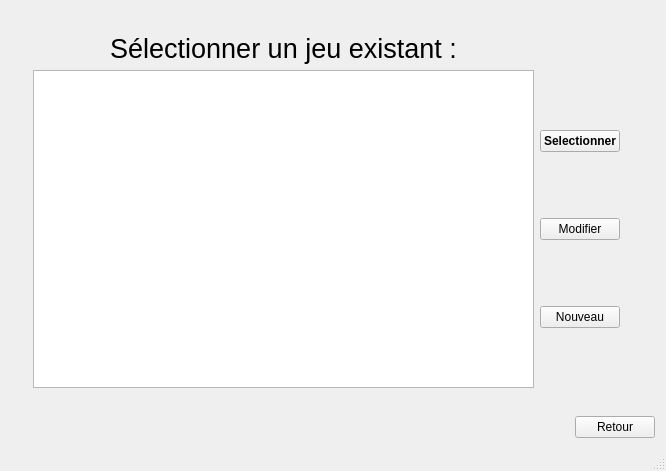
The window that mainwindow.ui (helarion/Application-JDR) describes before a commit, drawn with Qt 5.
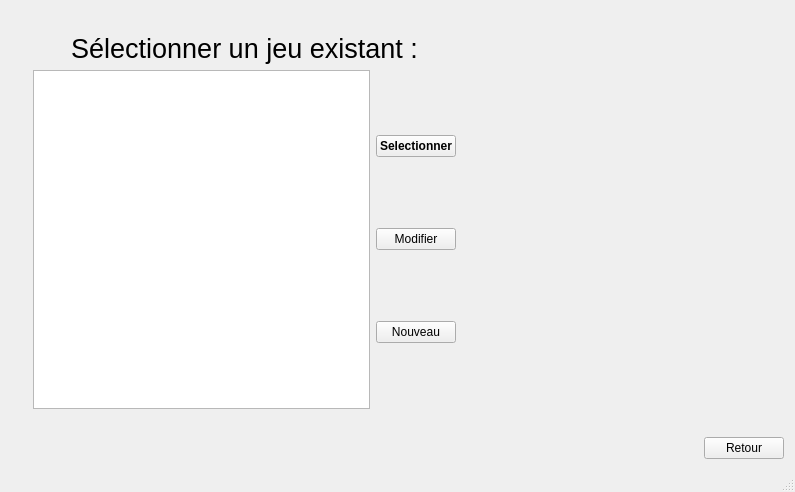
The same window after the commit. The open tabs and pages were chosen to show the change.

Patch:
```diff
--- a/mainwindow.ui
+++ b/mainwindow.ui
@@ -6,8 +6,8 @@
    <rect>
     <x>0</x>
     <y>0</y>
-    <width>666</width>
-    <height>471</height>
+    <width>795</width>
+    <height>492</height>
    </rect>
   </property>
   <property name="windowTitle">
@@ -115,31 +115,43 @@
              </item>
             </layout>
            </item>
-           <item row="1" column="0">
-            <widget class="QLabel" name="label_2">
-             <property name="font">
-              <font>
-               <pointsize>20</pointsize>
-              </font>
-             </property>
-             <property name="text">
-              <string>Sélectionner un jeu existant :</string>
-             </property>
-             <property name="alignment">
-              <set>Qt::AlignCenter</set>
-             </property>
-            </widget>
-           </item>
            <item row="2" column="0">
             <widget class="QListWidget" name="listJeu"/>
            </item>
            <item row="2" column="2">
             <widget class="QLabel" name="themeJeu">
+             <property name="minimumSize">
+              <size>
+               <width>300</width>
+               <height>300</height>
+              </size>
+             </property>
+             <property name="maximumSize">
+              <size>
+               <width>300</width>
+               <height>300</height>
+              </size>
+             </property>
              <property name="text">
               <string/>
              </property>
             </widget>
            </item>
+           <item row="0" column="0" colspan="2">
+            <widget class="QLabel" name="label_2">
+             <property name="font">
+              <font>
+               <pointsize>20</pointsize>
+              </font>
+             </property>
+             <property name="text">
+              <string>Sélectionner un jeu existant :</string>
+             </property>
+             <property name="alignment">
+              <set>Qt::AlignCenter</set>
+             </property>
+            </widget>
+           </item>
           </layout>
          </widget>
         </item>
```
Left out of the diff: 4 changed lines with no effect on the pictures.
